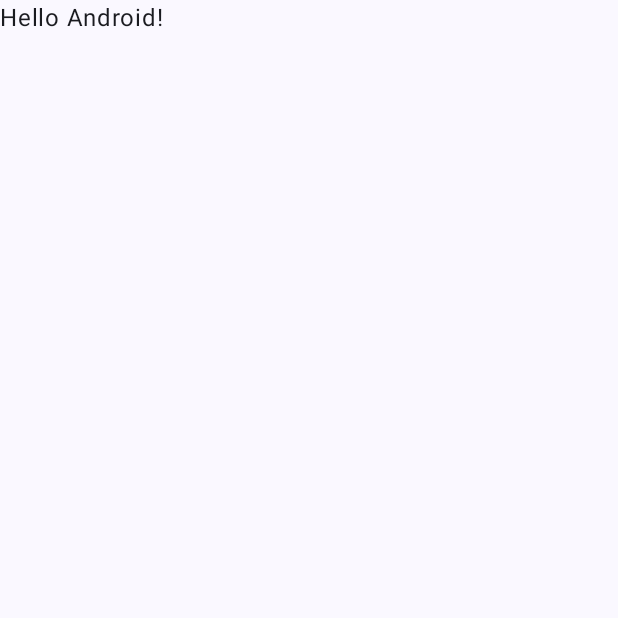
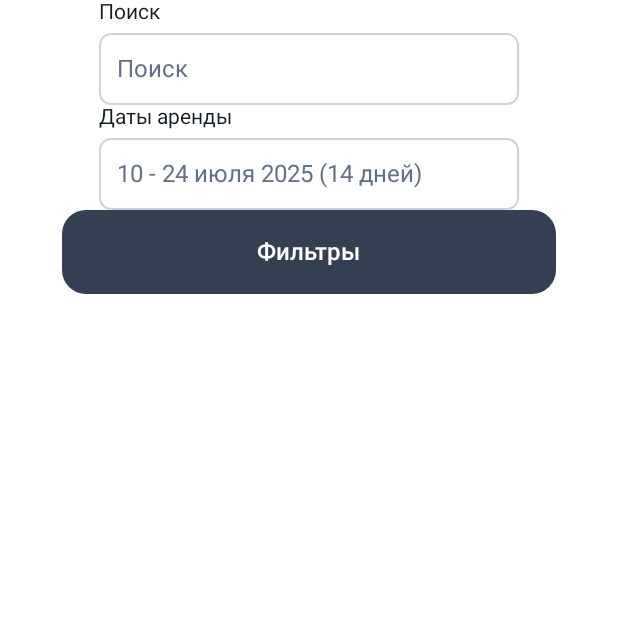
Before and after one commit to streafy/leasing-badin-shift-2025, an Android app built with Jetpack Compose: the screen it shows after launch (MainActivity), on a phone screen of 412 x 824 dp, the top half of it. Before the commit the part shown is almost empty. Run offline under Robolectric (Android 15) with nearby library versions, the phone set to English and light mode, and no system bars.

Commit message:
feat: add some uikit components

```diff
--- a/app/build.gradle.kts
+++ b/app/build.gradle.kts
@@ -56,4 +56,6 @@ dependencies {
     androidTestImplementation(libs.androidx.ui.test.junit4)
     debugImplementation(libs.androidx.ui.tooling)
     debugImplementation(libs.androidx.ui.test.manifest)
+
+    implementation(project(":uikit"))
 }
--- a/app/src/main/kotlin/streafy/leasingshift2025/MainActivity.kt
+++ b/app/src/main/kotlin/streafy/leasingshift2025/MainActivity.kt
@@ -4,44 +4,52 @@ import android.os.Bundle
 import androidx.activity.ComponentActivity
 import androidx.activity.compose.setContent
 import androidx.activity.enableEdgeToEdge
+import androidx.compose.foundation.layout.Arrangement
+import androidx.compose.foundation.layout.Column
 import androidx.compose.foundation.layout.fillMaxSize
+import androidx.compose.foundation.layout.fillMaxWidth
 import androidx.compose.foundation.layout.padding
 import androidx.compose.material3.Scaffold
 import androidx.compose.material3.Text
-import androidx.compose.runtime.Composable
+import androidx.compose.ui.Alignment
 import androidx.compose.ui.Modifier
-import androidx.compose.ui.tooling.preview.Preview
-import streafy.leasingshift2025.ui.theme.Leasingshift2025Theme
+import androidx.compose.ui.unit.dp
+import streafy.leasingshift2025.uikit.components.Button
+import streafy.leasingshift2025.uikit.components.ButtonVariant
+import streafy.leasingshift2025.uikit.components.Input
+import streafy.leasingshift2025.uikit.theme.LeasingTheme
 
 class MainActivity : ComponentActivity() {
     override fun onCreate(savedInstanceState: Bundle?) {
         super.onCreate(savedInstanceState)
+
         enableEdgeToEdge()
         setContent {
-            Leasingshift2025Theme {
-                Scaffold(modifier = Modifier.fillMaxSize()) { innerPadding ->
-                    Greeting(
-                        name = "Android",
-                        modifier = Modifier.padding(innerPadding)
-                    )
+            LeasingTheme {
+                Scaffold(
+                    modifier = Modifier.fillMaxSize(),
+                    containerColor = LeasingTheme.colors.bgPrimary
+                ) { innerPadding ->
+                    Column(
+                        modifier = Modifier
+                            .padding(innerPadding)
+                            .padding(0.dp)
+                            .fillMaxSize(),
+                        verticalArrangement = Arrangement.Top,
+                        horizontalAlignment = Alignment.CenterHorizontally
+                    ) {
+                        Input(label = "Поиск", placeholder = "Поиск")
+                        Input(label = "Даты аренды", placeholder = "10 - 24 июля 2025 (14 дней)")
+                        Button(
+                            onClick = {},
+                            modifier = Modifier.fillMaxWidth(0.8f),
+                            variant = ButtonVariant.PrimaryDark
+                        ) {
+                            Text(text = "Фильтры")
+                        }
+                    }
                 }
             }
         }
     }
 }
-
-@Composable
-fun Greeting(name: String, modifier: Modifier = Modifier) {
-    Text(
-        text = "Hello $name!",
-        modifier = modifier
-    )
-}
-
-@Preview(showBackground = true)
-@Composable
-fun GreetingPreview() {
-    Leasingshift2025Theme {
-        Greeting("Android")
-    }
-}
--- a/app/src/main/kotlin/streafy/leasingshift2025/ui/theme/Color.kt
+++ /dev/null
@@ -1,11 +0,0 @@
-package streafy.leasingshift2025.ui.theme
-
-import androidx.compose.ui.graphics.Color
-
-val Purple80 = Color(0xFFD0BCFF)
-val PurpleGrey80 = Color(0xFFCCC2DC)
-val Pink80 = Color(0xFFEFB8C8)
-
-val Purple40 = Color(0xFF6650a4)
-val PurpleGrey40 = Color(0xFF625b71)
-val Pink40 = Color(0xFF7D5260)
--- a/app/src/main/kotlin/streafy/leasingshift2025/ui/theme/Theme.kt
+++ /dev/null
@@ -1,58 +0,0 @@
-package streafy.leasingshift2025.ui.theme
-
-import android.app.Activity
-import android.os.Build
-import androidx.compose.foundation.isSystemInDarkTheme
-import androidx.compose.material3.MaterialTheme
-import androidx.compose.material3.darkColorScheme
-import androidx.compose.material3.dynamicDarkColorScheme
-import androidx.compose.material3.dynamicLightColorScheme
-import androidx.compose.material3.lightColorScheme
-import androidx.compose.runtime.Composable
-import androidx.compose.ui.platform.LocalContext
-
-private val DarkColorScheme = darkColorScheme(
-    primary = Purple80,
-    secondary = PurpleGrey80,
-    tertiary = Pink80
-)
-
-private val LightColorScheme = lightColorScheme(
-    primary = Purple40,
-    secondary = PurpleGrey40,
-    tertiary = Pink40
-
-    /* Other default colors to override
-    background = Color(0xFFFFFBFE),
-    surface = Color(0xFFFFFBFE),
-    onPrimary = Color.White,
-    onSecondary = Color.White,
-    onTertiary = Color.White,
-    onBackground = Color(0xFF1C1B1F),
-    onSurface = Color(0xFF1C1B1F),
-    */
-)
-
-@Composable
-fun Leasingshift2025Theme(
-    darkTheme: Boolean = isSystemInDarkTheme(),
-    // Dynamic color is available on Android 12+
-    dynamicColor: Boolean = true,
-    content: @Composable () -> Unit
-) {
-    val colorScheme = when {
-        dynamicColor && Build.VERSION.SDK_INT >= Build.VERSION_CODES.S -> {
-            val context = LocalContext.current
-            if (darkTheme) dynamicDarkColorScheme(context) else dynamicLightColorScheme(context)
-        }
-
-        darkTheme -> DarkColorScheme
-        else -> LightColorScheme
-    }
-
-    MaterialTheme(
-        colorScheme = colorScheme,
-        typography = Typography,
-        content = content
-    )
-}
--- a/app/src/main/kotlin/streafy/leasingshift2025/ui/theme/Type.kt
+++ /dev/null
@@ -1,34 +0,0 @@
-package streafy.leasingshift2025.ui.theme
-
-import androidx.compose.material3.Typography
-import androidx.compose.ui.text.TextStyle
-import androidx.compose.ui.text.font.FontFamily
-import androidx.compose.ui.text.font.FontWeight
-import androidx.compose.ui.unit.sp
-
-// Set of Material typography styles to start with
-val Typography = Typography(
-    bodyLarge = TextStyle(
-        fontFamily = FontFamily.Default,
-        fontWeight = FontWeight.Normal,
-        fontSize = 16.sp,
-        lineHeight = 24.sp,
-        letterSpacing = 0.5.sp
-    )
-    /* Other default text styles to override
-    titleLarge = TextStyle(
-        fontFamily = FontFamily.Default,
-        fontWeight = FontWeight.Normal,
-        fontSize = 22.sp,
-        lineHeight = 28.sp,
-        letterSpacing = 0.sp
-    ),
-    labelSmall = TextStyle(
-        fontFamily = FontFamily.Default,
-        fontWeight = FontWeight.Medium,
-        fontSize = 11.sp,
-        lineHeight = 16.sp,
-        letterSpacing = 0.5.sp
-    )
-    */
-)
--- /dev/null
+++ b/uikit/src/main/kotlin/streafy/leasingshift2025/uikit/components/Button.kt
@@ -0,0 +1,65 @@
+package streafy.leasingshift2025.uikit.components
+
+import androidx.compose.foundation.BorderStroke
+import androidx.compose.foundation.layout.RowScope
+import androidx.compose.material3.ButtonDefaults
+import androidx.compose.material3.ProvideTextStyle
+import androidx.compose.runtime.Composable
+import androidx.compose.ui.Modifier
+import androidx.compose.ui.graphics.Color
+import androidx.compose.ui.unit.dp
+import streafy.leasingshift2025.uikit.theme.LeasingTheme
+import androidx.compose.material3.Button as MaterialButton
+
+enum class ButtonVariant {
+    Primary, PrimaryDark, Outline, Text
+}
+
+@Composable
+fun Button(
+    onClick: () -> Unit,
+    modifier: Modifier = Modifier,
+    variant: ButtonVariant = ButtonVariant.Primary,
+    content: @Composable RowScope.() -> Unit,
+) {
+    val colors = when (variant) {
+        ButtonVariant.Primary -> ButtonDefaults.buttonColors(
+            containerColor = LeasingTheme.colors.bgBrand,
+            contentColor = LeasingTheme.colors.textInvert,
+        )
+        ButtonVariant.PrimaryDark -> ButtonDefaults.buttonColors(
+            containerColor = LeasingTheme.colors.textSecondary,
+            contentColor = LeasingTheme.colors.textInvert,
+        )
+        ButtonVariant.Outline -> ButtonDefaults.buttonColors(
+            containerColor = LeasingTheme.colors.bgPrimary,
+            contentColor = LeasingTheme.colors.textSecondary,
+        )
+        ButtonVariant.Text -> ButtonDefaults.buttonColors(
+            containerColor = Color.Transparent,
+            contentColor = LeasingTheme.colors.textSecondary,
+        )
+    }
+
+    val border = when (variant) {
+        ButtonVariant.Primary -> null
+        ButtonVariant.PrimaryDark -> null
+        ButtonVariant.Outline -> BorderStroke(1.dp, LeasingTheme.colors.borderLight)
+        ButtonVariant.Text -> null
+    }
+
+    MaterialButton(
+        onClick = onClick,
+        modifier = modifier,
+        shape = LeasingTheme.shapes.button,
+        colors = colors,
+        border = border,
+        contentPadding = LeasingTheme.paddings.button
+    ) {
+        ProvideTextStyle(
+            value = LeasingTheme.typography.button
+        ) {
+            content()
+        }
+    }
+}
--- /dev/null
+++ b/uikit/src/main/kotlin/streafy/leasingshift2025/uikit/components/Input.kt
@@ -0,0 +1,85 @@
+package streafy.leasingshift2025.uikit.components
+
+import androidx.compose.foundation.layout.Column
+import androidx.compose.foundation.layout.Spacer
+import androidx.compose.foundation.layout.height
+import androidx.compose.foundation.layout.size
+import androidx.compose.foundation.text.input.TextFieldLineLimits
+import androidx.compose.foundation.text.input.rememberTextFieldState
+import androidx.compose.foundation.text.selection.TextSelectionColors
+import androidx.compose.material3.OutlinedTextField
+import androidx.compose.material3.OutlinedTextFieldDefaults
+import androidx.compose.material3.Text
+import androidx.compose.runtime.Composable
+import androidx.compose.ui.Modifier
+import androidx.compose.ui.unit.dp
+import streafy.leasingshift2025.uikit.theme.LeasingTheme
+
+@Composable
+fun Input(
+    modifier: Modifier = Modifier,
+    label: String? = null,
+    hint: String? = null,
+    errorMessage: String? = null,
+    placeholder: String? = null
+) {
+    val state = rememberTextFieldState()
+
+    Column {
+        if (label != null) {
+            Text(
+                text = label,
+                color = LeasingTheme.colors.textPrimary,
+                style = LeasingTheme.typography.paragraphRegularS
+            )
+            Spacer(modifier = Modifier.size(6.dp))
+        }
+        OutlinedTextField(
+            state = state,
+            modifier = modifier.height(48.dp),
+            textStyle = LeasingTheme.typography.paragraphRegularM,
+            placeholder = {
+                Text(
+                    text = placeholder ?: "",
+                    color = LeasingTheme.colors.textTertiary,
+                    style = LeasingTheme.typography.paragraphRegularM
+                )
+            },
+            lineLimits = TextFieldLineLimits.SingleLine,
+            shape = LeasingTheme.shapes.input,
+            colors = OutlinedTextFieldDefaults.colors(
+                focusedTextColor = LeasingTheme.colors.textPrimary,
+                unfocusedTextColor = LeasingTheme.colors.textTertiary,
+                disabledTextColor = LeasingTheme.colors.textTertiary,
+                unfocusedContainerColor = LeasingTheme.colors.bgPrimary,
+                focusedContainerColor = LeasingTheme.colors.bgPrimary,
+                disabledContainerColor = LeasingTheme.colors.bgDisable,
+                errorContainerColor = LeasingTheme.colors.bgPrimary,
+                unfocusedBorderColor = LeasingTheme.colors.borderLight,
+                focusedBorderColor = LeasingTheme.colors.indicatorFocused,
+                cursorColor = LeasingTheme.colors.indicatorFocused,
+                selectionColors = TextSelectionColors(
+                    handleColor = LeasingTheme.colors.indicatorFocused,
+                    backgroundColor = LeasingTheme.colors.bgBrandExtraLight
+                )
+            ),
+            contentPadding = LeasingTheme.paddings.input,
+        )
+        if (hint != null && errorMessage == null) {
+            Spacer(modifier = Modifier.size(4.dp))
+            Text(
+                text = hint,
+                color = LeasingTheme.colors.textTertiary,
+                style = LeasingTheme.typography.paragraphRegularS
+            )
+        }
+        if (errorMessage != null) {
+            Spacer(modifier = Modifier.size(4.dp))
+            Text(
+                text = errorMessage,
+                color = LeasingTheme.colors.textError,
+                style = LeasingTheme.typography.paragraphRegularS
+            )
+        }
+    }
+}
```
